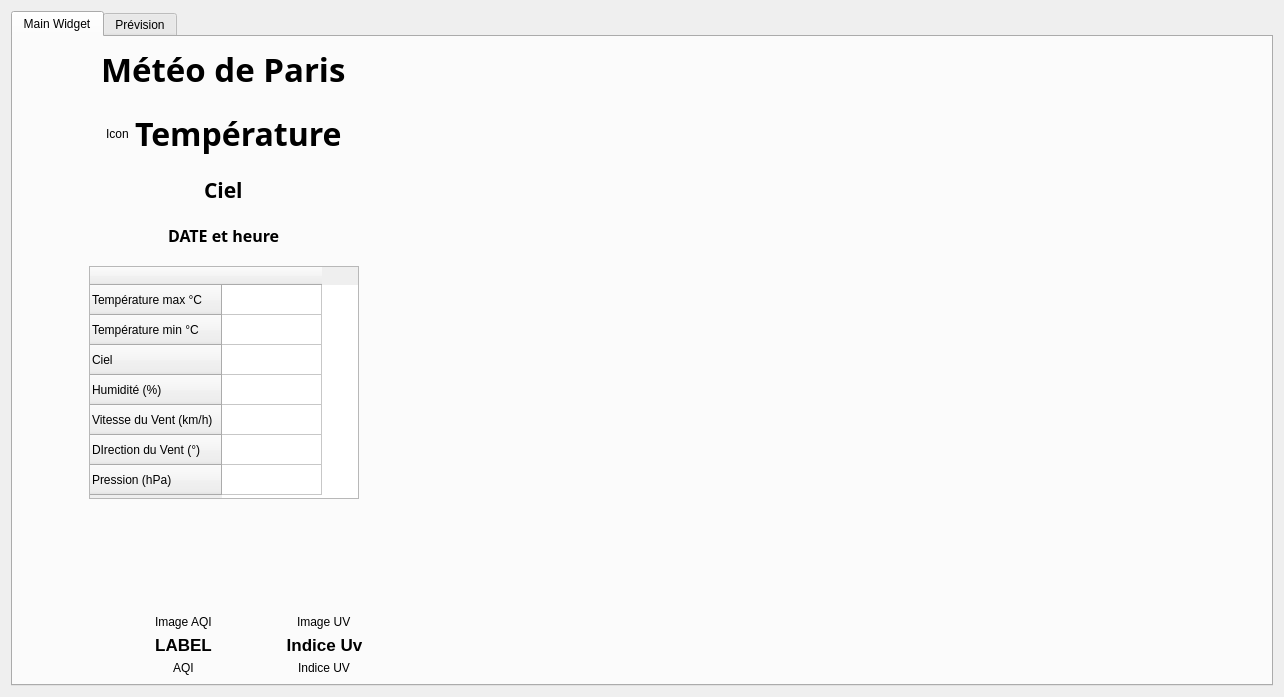
Qt form src/dialogmeteo.ui (dibydrams/raspparispi) before a commit.
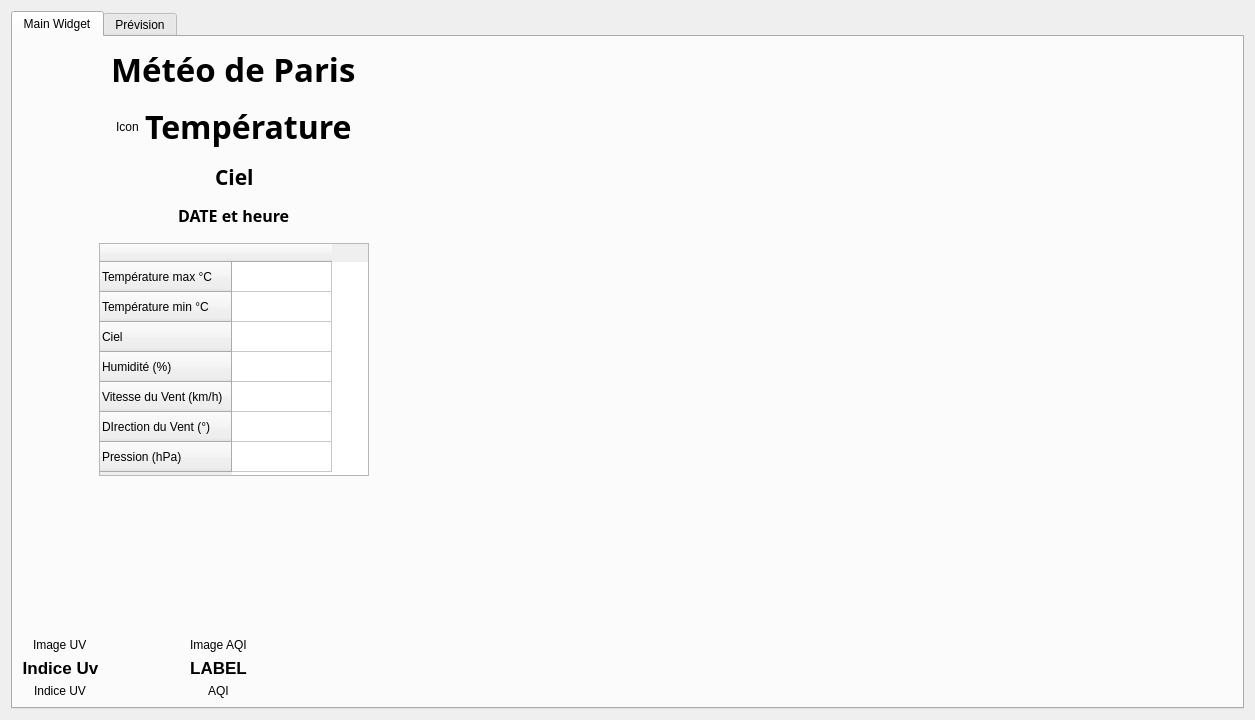
The same form after that commit. The open tabs and pages were chosen to show the change.

Commit message: Update widget meteo

```diff
--- a/src/dialogmeteo.ui
+++ b/src/dialogmeteo.ui
@@ -6,8 +6,8 @@
    <rect>
     <x>0</x>
     <y>0</y>
-    <width>1284</width>
-    <height>697</height>
+    <width>1253</width>
+    <height>720</height>
    </rect>
   </property>
   <property name="windowTitle">
@@ -23,15 +23,13 @@
       <attribute name="title">
        <string>Main Widget</string>
       </attribute>
-      <layout class="QHBoxLayout" name="horizontalLayout_10">
+      <layout class="QHBoxLayout" name="horizontalLayout_7">
        <item>
-        <layout class="QHBoxLayout" name="horizontalLayout_9">
+        <layout class="QHBoxLayout" name="horizontalLayout_6">
          <item>
-          <layout class="QVBoxLayout" name="verticalLayout_6">
+          <layout class="QVBoxLayout" name="verticalLayout_13">
            <item>
-            <layout class="QVBoxLayout" name="verticalLayout_22">
-             <item>
-              <layout class="QVBoxLayout" name="verticalLayout_23">
+            <layout class="QVBoxLayout" name="verticalLayout_7">
                <item alignment="Qt::AlignHCenter">
                 <widget class="QLabel" name="labeltitre">
                  <property name="font">
@@ -235,6 +233,8 @@
                 </layout>
                </item>
                <item>
+              <layout class="QVBoxLayout" name="verticalLayout_6">
+               <item>
                 <spacer name="verticalSpacer_10">
                  <property name="orientation">
                   <enum>Qt::Vertical</enum>
@@ -401,110 +401,6 @@
                  </item>
                 </layout>
                </item>
-              </layout>
-             </item>
-            </layout>
-           </item>
-           <item>
-            <layout class="QHBoxLayout" name="horizontalLayout_6">
-             <item>
-              <layout class="QVBoxLayout" name="verticalLayout_24">
-               <item>
-                <spacer name="verticalSpacer_11">
-                 <property name="orientation">
-                  <enum>Qt::Vertical</enum>
-                 </property>
-                 <property name="sizeHint" stdset="0">
-                  <size>
-                   <width>258</width>
-                   <height>13</height>
-                  </size>
-                 </property>
-                </spacer>
-               </item>
-               <item>
-                <layout class="QHBoxLayout" name="horizontalLayout_7">
-                 <item>
-                  <spacer name="horizontalSpacer_10">
-                   <property name="orientation">
-                    <enum>Qt::Horizontal</enum>
-                   </property>
-                   <property name="sizeHint" stdset="0">
-                    <size>
-                     <width>58</width>
-                     <height>20</height>
-                    </size>
-                   </property>
-                  </spacer>
-                 </item>
-                 <item>
-                  <layout class="QVBoxLayout" name="verticalLayout_25">
-                   <item>
-                    <layout class="QVBoxLayout" name="verticalLayout_26">
-                     <item>
-                      <layout class="QVBoxLayout" name="verticalLayout_27">
-                       <item>
-                        <widget class="QLabel" name="label_IAQI">
-                         <property name="text">
-                          <string>Image AQI</string>
-                         </property>
-                        </widget>
-                       </item>
-                       <item>
-                        <widget class="QLabel" name="label_DAQI">
-                         <property name="font">
-                          <font>
-                           <pointsize>13</pointsize>
-                           <weight>75</weight>
-                           <bold>true</bold>
-                          </font>
-                         </property>
-                         <property name="frameShape">
-                          <enum>QFrame::NoFrame</enum>
-                         </property>
-                         <property name="text">
-                          <string>LABEL</string>
-                         </property>
-                         <property name="alignment">
-                          <set>Qt::AlignCenter</set>
-                         </property>
-                        </widget>
-                       </item>
-                      </layout>
-                     </item>
-                    </layout>
-                   </item>
-                   <item alignment="Qt::AlignHCenter">
-                    <widget class="QLabel" name="label_3">
-                     <property name="text">
-                      <string>AQI</string>
-                     </property>
-                    </widget>
-                   </item>
-                  </layout>
-                 </item>
-                 <item>
-                  <spacer name="horizontalSpacer_11">
-                   <property name="orientation">
-                    <enum>Qt::Horizontal</enum>
-                   </property>
-                   <property name="sizeType">
-                    <enum>QSizePolicy::Fixed</enum>
-                   </property>
-                   <property name="sizeHint" stdset="0">
-                    <size>
-                     <width>68</width>
-                     <height>20</height>
-                    </size>
-                   </property>
-                  </spacer>
-                 </item>
-                </layout>
-               </item>
-              </layout>
-             </item>
-             <item>
-              <layout class="QVBoxLayout" name="verticalLayout_5">
                <item>
                 <spacer name="verticalSpacer">
                  <property name="orientation">
@@ -518,14 +414,29 @@
                  </property>
                 </spacer>
                </item>
+              </layout>
+             </item>
+            </layout>
+           </item>
                <item>
                 <layout class="QHBoxLayout" name="horizontalLayout_5">
                  <item>
                   <layout class="QVBoxLayout" name="verticalLayout_29">
                    <item>
-                    <layout class="QVBoxLayout" name="verticalLayout_30">
+                <spacer name="verticalSpacer_5">
+                 <property name="orientation">
+                  <enum>Qt::Vertical</enum>
+                 </property>
+                 <property name="sizeHint" stdset="0">
+                  <size>
+                   <width>20</width>
+                   <height>40</height>
+                  </size>
+                 </property>
+                </spacer>
+               </item>
                      <item>
-                      <layout class="QVBoxLayout" name="verticalLayout_31">
+                <layout class="QVBoxLayout" name="verticalLayout_5">
                        <item alignment="Qt::AlignHCenter">
                         <widget class="QLabel" name="label_IUV">
                          <property name="text">
@@ -533,7 +444,7 @@
                          </property>
                         </widget>
                        </item>
-                       <item>
+                 <item alignment="Qt::AlignHCenter">
                         <widget class="QLabel" name="label_DUV">
                          <property name="font">
                           <font>
@@ -550,10 +461,6 @@
                          </property>
                         </widget>
                        </item>
-                      </layout>
-                     </item>
-                    </layout>
-                   </item>
                    <item alignment="Qt::AlignHCenter">
                     <widget class="QLabel" name="label_4">
                      <property name="text">
@@ -563,8 +470,10 @@
                    </item>
                   </layout>
                  </item>
+              </layout>
+             </item>
                  <item>
-                  <spacer name="horizontalSpacer_37">
+              <spacer name="horizontalSpacer_10">
                    <property name="orientation">
                     <enum>Qt::Horizontal</enum>
                    </property>
@@ -575,6 +484,220 @@
                     </size>
                    </property>
                   </spacer>
+             </item>
+             <item>
+              <layout class="QVBoxLayout" name="verticalLayout_12">
+               <item>
+                <spacer name="verticalSpacer_6">
+                 <property name="orientation">
+                  <enum>Qt::Vertical</enum>
+                 </property>
+                 <property name="sizeHint" stdset="0">
+                  <size>
+                   <width>20</width>
+                   <height>40</height>
+                  </size>
+                 </property>
+                </spacer>
+               </item>
+               <item>
+                <layout class="QVBoxLayout" name="verticalLayout_10">
+                 <item alignment="Qt::AlignHCenter">
+                  <widget class="QLabel" name="label_IAQI">
+                   <property name="text">
+                    <string>Image AQI</string>
+                   </property>
+                  </widget>
+                 </item>
+                 <item alignment="Qt::AlignHCenter">
+                  <widget class="QLabel" name="label_DAQI">
+                   <property name="font">
+                    <font>
+                     <pointsize>13</pointsize>
+                     <weight>75</weight>
+                     <bold>true</bold>
+                    </font>
+                   </property>
+                   <property name="frameShape">
+                    <enum>QFrame::NoFrame</enum>
+                   </property>
+                   <property name="text">
+                    <string>LABEL</string>
+                   </property>
+                   <property name="alignment">
+                    <set>Qt::AlignCenter</set>
+                   </property>
+                  </widget>
+                 </item>
+                 <item alignment="Qt::AlignHCenter">
+                  <widget class="QLabel" name="label_3">
+                   <property name="text">
+                    <string>AQI</string>
+                   </property>
+                  </widget>
+                 </item>
+                </layout>
+               </item>
+              </layout>
+             </item>
+             <item>
+              <spacer name="horizontalSpacer_9">
+               <property name="orientation">
+                <enum>Qt::Horizontal</enum>
+               </property>
+               <property name="sizeHint" stdset="0">
+                <size>
+                 <width>48</width>
+                 <height>20</height>
+                </size>
+               </property>
+              </spacer>
+             </item>
+             <item>
+              <layout class="QVBoxLayout" name="verticalLayout_9">
+               <item>
+                <spacer name="verticalSpacer_2">
+                 <property name="orientation">
+                  <enum>Qt::Vertical</enum>
+                 </property>
+                 <property name="sizeHint" stdset="0">
+                  <size>
+                   <width>20</width>
+                   <height>40</height>
+                  </size>
+                 </property>
+                </spacer>
+               </item>
+               <item>
+                <layout class="QVBoxLayout" name="verticalLayout_8">
+                 <property name="sizeConstraint">
+                  <enum>QLayout::SetFixedSize</enum>
+                 </property>
+                 <item>
+                  <layout class="QHBoxLayout" name="horizontalLayout_14">
+                   <item alignment="Qt::AlignHCenter">
+                    <widget class="QLabel" name="label_vignette1">
+                     <property name="minimumSize">
+                      <size>
+                       <width>51</width>
+                       <height>51</height>
+                      </size>
+                     </property>
+                     <property name="maximumSize">
+                      <size>
+                       <width>51</width>
+                       <height>51</height>
+                      </size>
+                     </property>
+                     <property name="text">
+                      <string/>
+                     </property>
+                    </widget>
+                   </item>
+                   <item alignment="Qt::AlignHCenter">
+                    <widget class="QLabel" name="label_vignette2">
+                     <property name="minimumSize">
+                      <size>
+                       <width>51</width>
+                       <height>51</height>
+                      </size>
+                     </property>
+                     <property name="maximumSize">
+                      <size>
+                       <width>51</width>
+                       <height>51</height>
+                      </size>
+                     </property>
+                     <property name="text">
+                      <string/>
+                     </property>
+                    </widget>
+                   </item>
+                  </layout>
+                 </item>
+                 <item>
+                  <layout class="QHBoxLayout" name="horizontalLayout_15">
+                   <item>
+                    <widget class="QLabel" name="label_vignette3">
+                     <property name="minimumSize">
+                      <size>
+                       <width>51</width>
+                       <height>51</height>
+                      </size>
+                     </property>
+                     <property name="maximumSize">
+                      <size>
+                       <width>51</width>
+                       <height>51</height>
+                      </size>
+                     </property>
+                     <property name="text">
+                      <string/>
+                     </property>
+                    </widget>
+                   </item>
+                   <item alignment="Qt::AlignHCenter">
+                    <widget class="QLabel" name="label_vignette4">
+                     <property name="minimumSize">
+                      <size>
+                       <width>51</width>
+                       <height>51</height>
+                      </size>
+                     </property>
+                     <property name="maximumSize">
+                      <size>
+                       <width>51</width>
+                       <height>51</height>
+                      </size>
+                     </property>
+                     <property name="text">
+                      <string/>
+                     </property>
+                    </widget>
+                   </item>
+                  </layout>
+                 </item>
+                 <item>
+                  <layout class="QHBoxLayout" name="horizontalLayout_16">
+                   <item alignment="Qt::AlignHCenter">
+                    <widget class="QLabel" name="label_vignette5">
+                     <property name="minimumSize">
+                      <size>
+                       <width>51</width>
+                       <height>51</height>
+                      </size>
+                     </property>
+                     <property name="maximumSize">
+                      <size>
+                       <width>51</width>
+                       <height>51</height>
+                      </size>
+                     </property>
+                     <property name="text">
+                      <string/>
+                     </property>
+                    </widget>
+                   </item>
+                   <item alignment="Qt::AlignHCenter">
+                    <widget class="QLabel" name="label_vignette6">
+                     <property name="minimumSize">
+                      <size>
+                       <width>51</width>
+                       <height>51</height>
+                      </size>
+                     </property>
+                     <property name="maximumSize">
+                      <size>
+                       <width>51</width>
+                       <height>51</height>
+                      </size>
+                     </property>
+                     <property name="text">
+                      <string/>
+                     </property>
+                    </widget>
+                   </item>
+                  </layout>
                  </item>
                 </layout>
                </item>
@@ -588,8 +711,8 @@
           <widget class="QWidget" name="widgetPollution" native="true">
            <property name="minimumSize">
             <size>
-             <width>831</width>
-             <height>611</height>
+             <width>781</width>
+             <height>621</height>
             </size>
            </property>
           </widget>
```
Left out of the diff: 4 changed lines with no effect on the pictures. Lines whose indentation alone changed are shown as unchanged. The commit also changes 2 other files.
